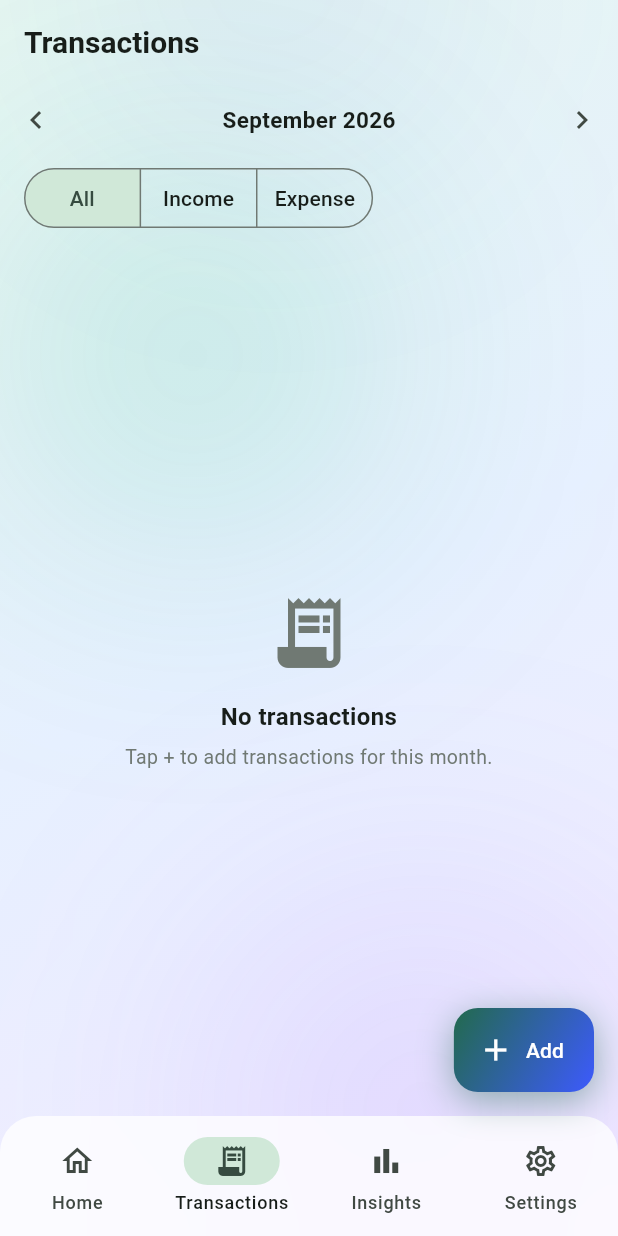
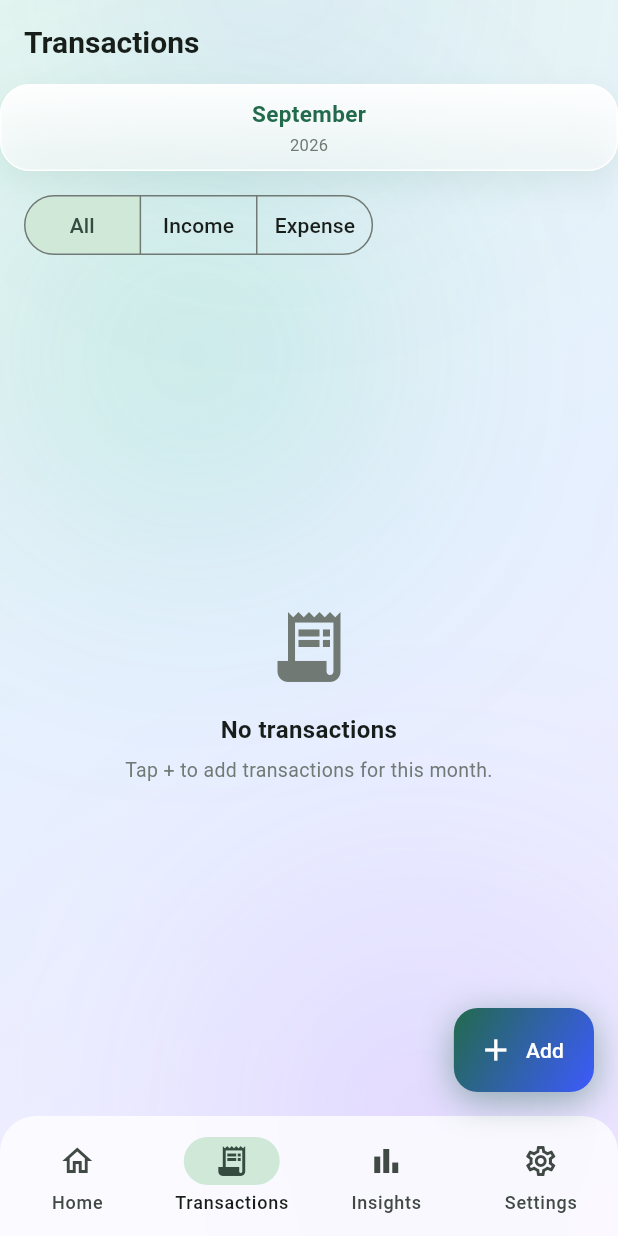
Before and after one commit to KacanggSoyaa/moneytracker, a Flutter app: the screen it shows after launch, item 2 of the bottom bar chosen, on a phone screen of 412 x 824 dp. Run offline on Flutter 3.47's test engine with Material 3 defaults, Android fonts, the phone set to English and light mode, and no system bars; our stand-ins replace file_picker, fl_chart, package_info_plus, sqflite, sqflite_common_ffi_web; accounts and stored records are empty.

Commit message:
Refactor month selection: replace _MonthSelector with MonthCarousel for improved UI and functionality

```diff
--- a/lib/screens/dashboard_screen.dart
+++ b/lib/screens/dashboard_screen.dart
@@ -1,7 +1,6 @@
 import 'dart:ui';
 
 import 'package:flutter/material.dart';
-import 'package:intl/intl.dart';
 import 'package:provider/provider.dart';
 
 import '../models/category.dart';
@@ -10,6 +9,7 @@ import '../theme.dart';
 import '../utils/currency_formatter.dart';
 import '../widgets/category_avatar.dart';
 import '../widgets/empty_state.dart';
+import '../widgets/month_carousel.dart';
 import '../widgets/transaction_tile.dart';
 import 'transaction_form_screen.dart';
 
@@ -31,7 +31,10 @@ class DashboardScreen extends StatelessWidget {
       child: ListView(
         padding: const EdgeInsets.fromLTRB(16, 8, 16, 96),
         children: [
-          _MonthSelector(selected: state.selectedMonth),
+          MonthCarousel(
+            selected: state.selectedMonth,
+            onSelected: (m) => state.setMonth(m),
+          ),
           const SizedBox(height: 12),
           _BalanceCard(state: state),
           const SizedBox(height: 16),
@@ -165,40 +168,6 @@ class _SectionHeader extends StatelessWidget {
         const Spacer(),
         ?trailing,
         ?action,
-      ],
-    );
-  }
-}
-
-class _MonthSelector extends StatelessWidget {
-  final DateTime selected;
-
-  const _MonthSelector({required this.selected});
-
-  @override
-  Widget build(BuildContext context) {
-    final state = context.read<AppState>();
-    final label = DateFormat('MMMM yyyy').format(selected);
-    return Row(
-      children: [
-        IconButton(
-          onPressed: () => state.setMonth(DateTime(selected.year, selected.month - 1)),
-          icon: const Icon(Icons.chevron_left),
-          tooltip: 'Previous month',
-        ),
-        Expanded(
-          child: Center(
-            child: Text(
-              label,
-              style: const TextStyle(fontSize: 16, fontWeight: FontWeight.w600),
-            ),
-          ),
-        ),
-        IconButton(
-          onPressed: () => state.setMonth(DateTime(selected.year, selected.month + 1)),
-          icon: const Icon(Icons.chevron_right),
-          tooltip: 'Next month',
-        ),
       ],
     );
   }
--- a/lib/screens/transactions_screen.dart
+++ b/lib/screens/transactions_screen.dart
@@ -7,6 +7,7 @@ import '../models/category.dart';
 import '../providers/app_state.dart';
 import '../utils/currency_formatter.dart';
 import '../widgets/empty_state.dart';
+import '../widgets/month_carousel.dart';
 import '../widgets/transaction_tile.dart';
 import 'transaction_form_screen.dart';
 
@@ -31,9 +32,12 @@ class _TransactionsScreenState extends State<TransactionsScreen> {
 
     return Column(
       children: [
-        _MonthSelector(selected: state.selectedMonth),
+        MonthCarousel(
+          selected: state.selectedMonth,
+          onSelected: (m) => state.setMonth(m),
+        ),
         Padding(
-          padding: const EdgeInsets.symmetric(horizontal: 16, vertical: 4),
+          padding: const EdgeInsets.fromLTRB(16, 12, 16, 4),
           child: Align(
             alignment: Alignment.centerLeft,
             child: SegmentedButton<TransactionType?>(
@@ -119,40 +123,6 @@ class _TransactionsScreenState extends State<TransactionsScreen> {
   }
 }
 
-class _MonthSelector extends StatelessWidget {
-  final DateTime selected;
-
-  const _MonthSelector({required this.selected});
-
-  @override
-  Widget build(BuildContext context) {
-    final state = context.read<AppState>();
-    final label = DateFormat('MMMM yyyy').format(selected);
-    return Row(
-      children: [
-        IconButton(
-          onPressed: () =>
-              state.setMonth(DateTime(selected.year, selected.month - 1)),
-          icon: const Icon(Icons.chevron_left),
-        ),
-        Expanded(
-          child: Center(
-            child: Text(
-              label,
-              style: const TextStyle(fontSize: 15, fontWeight: FontWeight.w600),
-            ),
-          ),
-        ),
-        IconButton(
-          onPressed: () =>
-              state.setMonth(DateTime(selected.year, selected.month + 1)),
-          icon: const Icon(Icons.chevron_right),
-        ),
-      ],
-    );
-  }
-}
-
 class _DayHeader extends StatelessWidget {
   final DateTime date;
   final List<AppTransaction> transactions;
--- /dev/null
+++ b/lib/widgets/month_carousel.dart
@@ -0,0 +1,145 @@
+import 'package:flutter/material.dart';
+import 'package:intl/intl.dart';
+
+/// Horizontally swipeable month carousel.
+///
+/// Pages span ±5 years around the real current month inclusive-the "today"
+/// page anchors in the middle. Swiping (or a tap with inertial physics)
+/// moves the selected month. The widget tracks external changes to
+/// [selected] and snaps back to them via [PageController.jumpToPage].
+class MonthCarousel extends StatefulWidget {
+  final DateTime selected;
+  final ValueChanged<DateTime> onSelected;
+
+  const MonthCarousel({
+    super.key,
+    required this.selected,
+    required this.onSelected,
+  });
+
+  @override
+  State<MonthCarousel> createState() => _MonthCarouselState();
+}
+
+class _MonthCarouselState extends State<MonthCarousel> {
+  static const int _spanYears = 5;
+  static const int _pageCount = _spanYears * 12 * 2 + 1;
+  static const int _center = _spanYears * 12;
+
+  late final PageController _controller;
+  late DateTime _today;
+
+  int get _currentIndex =>
+      _center + (widget.selected.year - _today.year) * 12 +
+      (widget.selected.month - _today.month);
+
+  @override
+  void initState() {
+    super.initState();
+    _today = DateTime(DateTime.now().year, DateTime.now().month);
+    _controller = PageController(
+      initialPage: _currentIndex,
+      viewportFraction: 0.82,
+    );
+  }
+
+  @override
+  void didUpdateWidget(MonthCarousel oldWidget) {
+    super.didUpdateWidget(oldWidget);
+    if (oldWidget.selected != widget.selected) {
+      _controller.jumpToPage(_currentIndex);
+    }
+  }
+
+  @override
+  void dispose() {
+    _controller.dispose();
+    super.dispose();
+  }
+
+  @override
+  Widget build(BuildContext context) {
+    final scheme = Theme.of(context).colorScheme;
+    final isDark = Theme.of(context).brightness == Brightness.dark;
+
+    DateTime monthAt(int index) =>
+        DateTime(_today.year, _today.month + (index - _center));
+
+    return Container(
+      height: 58,
+      decoration: BoxDecoration(
+        borderRadius: BorderRadius.circular(20),
+        border: Border.all(
+          color: isDark
+              ? Colors.white.withValues(alpha: 0.08)
+              : Colors.white.withValues(alpha: 0.9),
+        ),
+        gradient: LinearGradient(
+          begin: Alignment.topCenter,
+          end: Alignment.bottomCenter,
+          colors: isDark
+              ? const [Color(0x33FFFFFF), Color(0x1FFFFFFF)]
+              : [
+                  Colors.white.withValues(alpha: 0.95),
+                  Colors.white.withValues(alpha: 0.6),
+                ],
+        ),
+        boxShadow: [
+          BoxShadow(
+            color: scheme.primary.withValues(alpha: 0.10),
+            blurRadius: 20,
+            offset: const Offset(0, 8),
+          ),
+        ],
+      ),
+      child: ClipRRect(
+        borderRadius: BorderRadius.circular(20),
+        child: PageView.builder(
+          controller: _controller,
+          onPageChanged: (page) => widget.onSelected(monthAt(page)),
+          itemCount: _pageCount,
+          itemBuilder: (context, index) {
+            final month = monthAt(index);
+            final isCurrent =
+                month.year == _today.year && month.month == _today.month;
+            return AnimatedBuilder(
+              animation: _controller,
+              builder: (context, child) {
+                final delta =
+                    (_controller.page ?? _currentIndex.toDouble()) - index;
+                final proximity = delta.abs().clamp(0.0, 1.0);
+                return Transform.scale(
+                  scale: 1.0 - 0.06 * proximity,
+                  child: Opacity(
+                    opacity: 1.0 - 0.35 * proximity,
+                    child: child,
+                  ),
+                );
+              },
+              child: Center(
+                child: Column(
+                  mainAxisSize: MainAxisSize.min,
+                  children: [
+                    Text(
+                      DateFormat('MMMM').format(month),
+                      style: TextStyle(
+                        fontSize: isCurrent ? 15 : 14,
+                        fontWeight: FontWeight.w700,
+                        color: isCurrent ? scheme.primary : scheme.onSurface,
+                      ),
+                    ),
+                    const SizedBox(height: 2),
+                    Text(
+                      '${month.year}',
+                      style: TextStyle(fontSize: 11, color: scheme.outline),
+                    ),
+                  ],
+                ),
+              ),
+            );
+          },
+        ),
+      ),
+    );
+  }
+}
```
